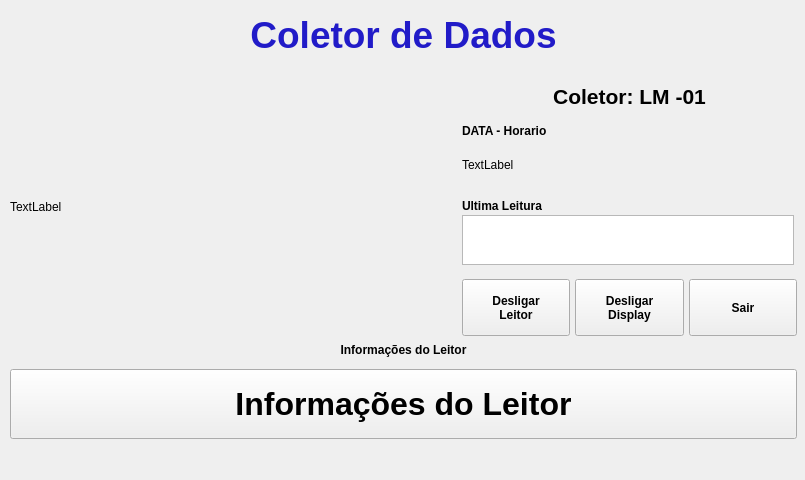
Above: guis/principal.ui from joselobinho/leitorlcd before the change. Below: the same form after it.
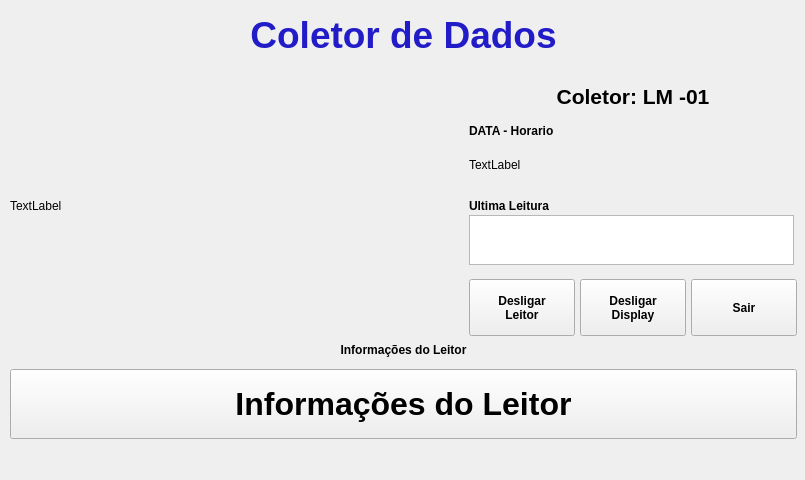
That is the form after the change.

The edit to the form file:
```diff
--- a/guis/principal.ui
+++ b/guis/principal.ui
@@ -20,7 +20,7 @@
    <string>MainWindow</string>
   </property>
   <widget class="QWidget" name="centralwidget">
-   <widget class="QWidget" name="">
+   <widget class="QWidget" name="layoutWidget">
     <property name="geometry">
      <rect>
       <x>10</x>
@@ -388,12 +388,30 @@
      </item>
      <item row="1" column="0" rowspan="4">
       <layout class="QHBoxLayout" name="foto_empregado">
+       <property name="topMargin">
+        <number>0</number>
+       </property>
+       <property name="rightMargin">
+        <number>7</number>
+       </property>
        <item>
         <widget class="QLabel" name="foto_label">
+         <property name="sizePolicy">
+          <sizepolicy hsizetype="Fixed" vsizetype="Fixed">
+           <horstretch>0</horstretch>
+           <verstretch>0</verstretch>
+          </sizepolicy>
+         </property>
          <property name="minimumSize">
           <size>
            <width>450</width>
-           <height>0</height>
+           <height>268</height>
+          </size>
+         </property>
+         <property name="maximumSize">
+          <size>
+           <width>450</width>
+           <height>268</height>
           </size>
          </property>
          <property name="text">
```
